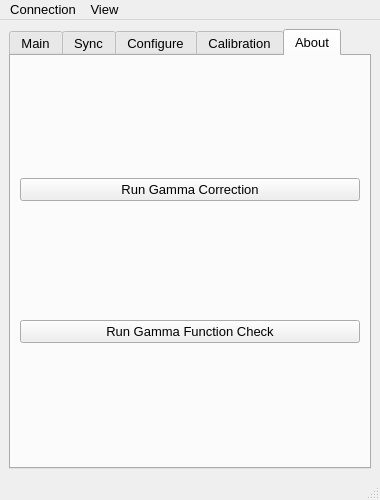
Above: LedDriverGUI/resources/qt/QtDesigner_GUI.ui from berkeley-oz-vision/SixPrimaryProjector before the change. Below: the same form after it.
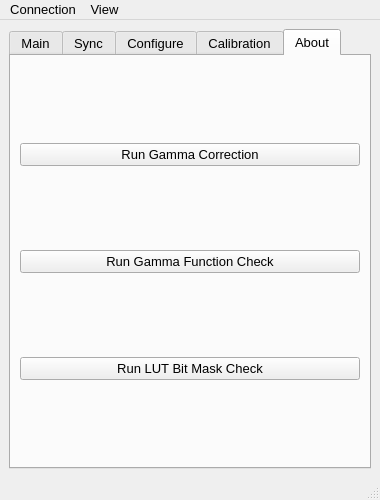
That is the form after the change. The open tabs and pages were chosen to show the change. Custom widgets are drawn as their Qt base class.

Commit message: add gui integration with LUT check

Diff of the .ui file:
```diff
--- a/LedDriverGUI/resources/qt/QtDesigner_GUI.ui
+++ b/LedDriverGUI/resources/qt/QtDesigner_GUI.ui
@@ -4884,6 +4884,16 @@
             </property>
             </widget>
         </item>
+        <item row="2" column="0">
+            <widget class="QPushButton" name="LUT_check_button">
+            <property name="toolTip">
+                <string>Run through bit masks and bitmasks - 1 values. </string>
+            </property>
+            <property name="text">
+                <string>Run LUT Bit Mask Check</string>
+            </property>
+            </widget>
+        </item>
        </layout>
       </widget>
      </widget>
```
The commit also changes 2 other files.
